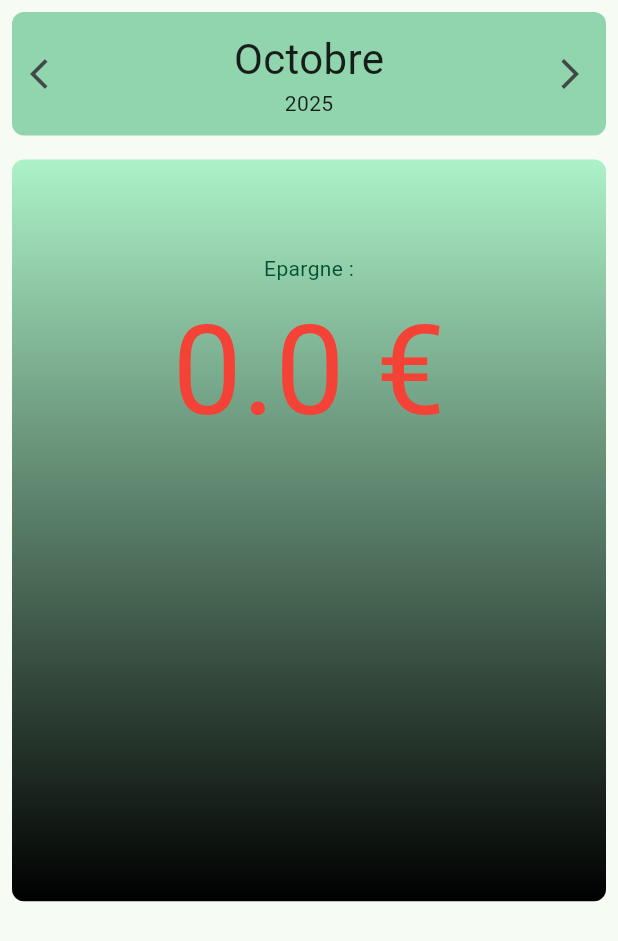
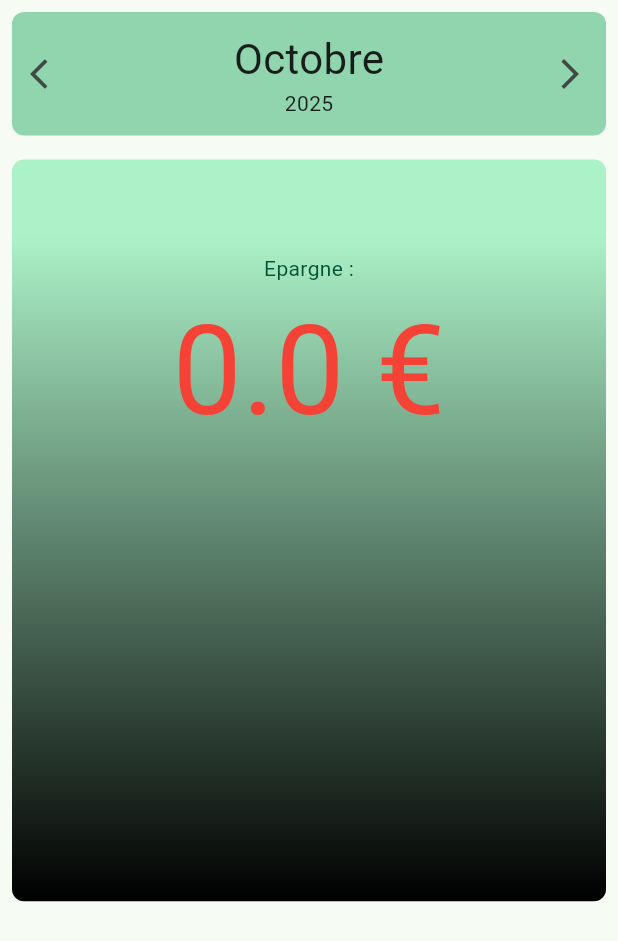
Before and after one commit to SylaneCpn/pense, a Flutter app: the screen it shows after launch, on a phone screen of 412 x 824 dp. Shown: the top 941 px of the screen. Run offline on Flutter 3.47's test engine with Material 3 defaults, Android fonts, the phone set to English and light mode, and no system bars; drawn by our look-alikes of dynamic_color.

Commit message:
color custom + refactoring

```diff
--- a/lib/logic/app_state.dart
+++ b/lib/logic/app_state.dart
@@ -2,21 +2,141 @@ import 'package:flutter/material.dart';
 import 'package:flutter/scheduler.dart';
 
 class AppState extends ChangeNotifier {
+  late bool isDark;
+  String currency = avalaibleCurrencies[0];
+  late  AppColors? customColors;
 
-  bool isDark = SchedulerBinding.instance.platformDispatcher.platformBrightness == Brightness.dark;
-  String currency = avalaibleCurrencies[0];
+  AppState() {
+    isDark =
+      SchedulerBinding.instance.platformDispatcher.platformBrightness ==
+      Brightness.dark;
+
+    customColors = generateDefaultAppColor();
 
 
+  }
 
-  static final Color defaultSeedColor = Colors.greenAccent;
-  static final avalaibleCurrencies = ['€' , '£' , '\$'];
 
+  static final Color defaultPrimarySeedColor = Colors.greenAccent;
+  static final Color defaultSecondarySeedColor = Colors.blueAccent;
+  static final Color defaultTertiarySeedColor = Colors.deepPurpleAccent;
+  AppColors generateDefaultAppColor() {
+    return AppColors(
+        isDark: isDark,
+        primarySeed: AppState.defaultPrimarySeedColor,
+        secondarySeed: AppState.defaultSecondarySeedColor,
+        tertiarySeed: AppState.defaultTertiarySeedColor,
+      );
+  }
+
+  static final avalaibleCurrencies = ['€', '£', '\$'];
 
   void toggleTheme() {
     isDark = !isDark;
+    if (customColors != null) {
+      customColors = AppColors(
+        primarySeed: customColors!.primarySeed,
+        secondarySeed: customColors!.secondarySeed,
+        tertiarySeed: customColors!.tertiarySeed,
+      );
+    }
     notifyListeners();
   }
 
+  Color primaryColor(BuildContext context) {
+    return customColors?.primaryScheme.primary ??
+        Theme.of(context).colorScheme.primary;
+  }
 
+  Color onPrimaryColor(BuildContext context) {
+    return customColors?.primaryScheme.onPrimary ??
+        Theme.of(context).colorScheme.primary;
+  }
 
+  Color secondaryColor(BuildContext context) {
+    return customColors?.secondaryScheme.primary ??
+        Theme.of(context).colorScheme.secondary;
+  }
+
+  Color onSecondaryColor(BuildContext context) {
+    return customColors?.secondaryScheme.onPrimary ??
+        Theme.of(context).colorScheme.onSecondary;
+  }
+
+  Color tertiaryColor(BuildContext context) {
+    return customColors?.tertiaryScheme.primary ??
+        Theme.of(context).colorScheme.tertiary;
+  }
+
+  Color onTertiaryColor(BuildContext context) {
+    return customColors?.tertiaryScheme.onPrimary ??
+        Theme.of(context).colorScheme.onTertiary;
+  }
+
+  Color onPrimaryContainer(BuildContext context) {
+    return customColors?.primaryScheme.onPrimaryContainer ??  Theme.of(context).colorScheme.onPrimaryContainer;
+  }
+
+  Color primaryContainer(BuildContext context) {
+    return customColors?.primaryScheme.primaryContainer ??  Theme.of(context).colorScheme.primaryContainer;
+  }
+
+  Color onSurface(BuildContext context) {
+    return customColors?.primaryScheme.onSurface ?? Theme.of(context).colorScheme.onSurface;
+  }
+
+  Color inversePrimary(BuildContext context) {
+    return customColors?.primaryScheme.inversePrimary ?? Theme.of(context).colorScheme.inversePrimary;
+  }
+
+  Color backgroundColor() {
+    return isDark ? Colors.black : Colors.white;
+  }
+
+  Color onBackgroundColor() {
+    return isDark ? Colors.white70 : Colors.black87;
+  }
+
+  ThemeData theme(ColorScheme? lightDynamic, ColorScheme? darkDynamic) {
+    if (lightDynamic == null || darkDynamic == null) {
+      customColors = generateDefaultAppColor();
+      return ThemeData(colorScheme: customColors!.primaryScheme);
+    } else {
+      final scheme =
+          customColors?.primaryScheme ?? (isDark ? darkDynamic : lightDynamic);
+      return ThemeData(colorScheme: scheme);
+    }
+  }
 }
+
+class AppColors {
+  final Color primarySeed;
+  final Color secondarySeed;
+  final Color tertiarySeed;
+
+  late final ColorScheme primaryScheme;
+  late final ColorScheme secondaryScheme;
+  late final ColorScheme tertiaryScheme;
+  late final bool isDark;
+
+  AppColors({
+    required this.primarySeed,
+    required this.secondarySeed,
+    required this.tertiarySeed,
+    bool? isDark,
+  }) {
+    this.isDark = isDark ?? false;
+    primaryScheme = ColorScheme.fromSeed(
+      brightness: this.isDark ? Brightness.dark : Brightness.light,
+      seedColor: primarySeed,
+    );
+    secondaryScheme = ColorScheme.fromSeed(
+      brightness: this.isDark ? Brightness.dark : Brightness.light,
+      seedColor: secondarySeed,
+    );
+    tertiaryScheme = ColorScheme.fromSeed(
+      brightness: this.isDark ? Brightness.dark : Brightness.light,
+      seedColor: secondarySeed,
+    );
+  }
+}
--- a/lib/ui/main_page/date_banner.dart
+++ b/lib/ui/main_page/date_banner.dart
@@ -1,5 +1,7 @@
 import 'package:flutter/material.dart';
+import 'package:pense/logic/app_state.dart';
 import 'package:pense/logic/month.dart';
+import 'package:provider/provider.dart';
 
 class DateBanner extends StatelessWidget {
 
@@ -13,10 +15,12 @@ class DateBanner extends StatelessWidget {
 
   @override
   Widget build(BuildContext context) {
+
+    final appState = context.read<AppState>();
      return Padding(
        padding: const EdgeInsets.all(8.0),
        child: Container(
-        decoration: BoxDecoration( color: Theme.of(context).colorScheme.inversePrimary,borderRadius: BorderRadius.circular(8.0)),
+        decoration: BoxDecoration( color: appState.inversePrimary(context),borderRadius: BorderRadius.circular(8.0)),
          child: SizedBox(
           height: height,
            child: Row(
@@ -32,13 +36,13 @@ class DateBanner extends StatelessWidget {
                        Text(
                          style: TextStyle(
                           fontSize: 28.0,
-                          color: Theme.of(context).colorScheme.onSurface),
+                          color: appState.onSurface(context)),
                          month.toStringFr()),
 
                          Text(
                          style: TextStyle(
                           fontSize: 14.0,
-                          color: Theme.of(context).colorScheme.onSurface),
+                          color: appState.onSurface(context)),
                          year.toString() ),
                      ],
                    ),
--- a/lib/ui/main_page/sum_banner.dart
+++ b/lib/ui/main_page/sum_banner.dart
@@ -20,17 +20,20 @@ class SumBanner extends StatelessWidget {
     required this.height,
   });
 
-  Decoration containerDecoration(context) => BoxDecoration(
+  Decoration containerDecoration(BuildContext context , AppState appState) {
+    return BoxDecoration(
     borderRadius: BorderRadius.circular(8.0),
     gradient: LinearGradient(
       begin: Alignment.topCenter,
       end: Alignment.bottomCenter,
-      colors: [Theme.of(context).colorScheme.primaryContainer, Colors.black],
+      colors: [appState.primaryContainer(context), Colors.black],
+      stops: [0.1,1]
     ),
-  );
+  );}
 
   @override
   Widget build(BuildContext context) {
+    final appState = context.read<AppState>();
     final record = context.watch<rc.Record>();
     final currentElement = record.where(month, year);
 
@@ -42,7 +45,7 @@ class SumBanner extends StatelessWidget {
         height: height,
         width: width,
         child: Container(
-          decoration: containerDecoration(context),
+          decoration: containerDecoration(context,appState ),
           child: Padding(
             padding: const EdgeInsets.all(8.0),
             child: Column(
@@ -86,7 +89,7 @@ class Epargne extends StatelessWidget {
         children: [
           Text(
             style: TextStyle(
-              color: Theme.of(context).colorScheme.onPrimaryContainer,
+              color: appState.onPrimaryContainer(context),
             ),
             "Epargne :",
           ),
@@ -95,7 +98,7 @@ class Epargne extends StatelessWidget {
               fontSize: height / 3,
               color: sumColor(
                 sum,
-                Theme.of(context).colorScheme.onPrimaryContainer,
+                appState.onPrimaryContainer(context),
               ),
             ),
             "$sum ${appState.currency}",
--- a/lib/ui/theme_provider.dart
+++ b/lib/ui/theme_provider.dart
@@ -17,19 +17,7 @@ class ThemeProvider extends StatelessWidget {
       builder:
           (lightDynamic, darkDynamic) => MaterialApp(
             title: 'Pense',
-            theme: ThemeData(
-              colorScheme:
-                  appState.isDark
-                      ? darkDynamic ??
-                          ColorScheme.fromSeed(
-                            brightness: Brightness.dark,
-                            seedColor: AppState.defaultSeedColor,
-                          )
-                      : lightDynamic ??
-                          ColorScheme.fromSeed(
-                            seedColor: AppState.defaultSeedColor,
-                          ),
-            ),
+            theme: appState.theme(lightDynamic, darkDynamic),
             home: const Body(),
           ),
     );
```
